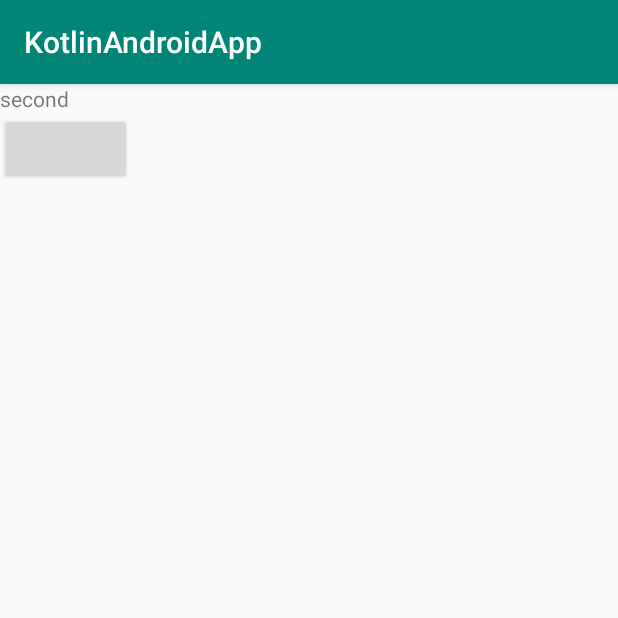
After one commit to sunkeding/KotlinAndroidProject, an Android app: the SecondActivity screen opened directly, with no data from a screen before it, on a phone screen of 412 x 824 dp, the top half of it. The commit adds this screen. Run offline under Robolectric (Android 15) with nearby library versions, the phone set to English and light mode, and no system bars.

Commit message:
提交最简单的页面跳转，java与kotlin方法，类互相引用调用

```diff
--- a/app/build.gradle
+++ b/app/build.gradle
@@ -27,6 +27,7 @@ dependencies {
     implementation"org.jetbrains.kotlin:kotlin-stdlib-jdk7:$kotlin_version"
     implementation 'com.android.support:appcompat-v7:28.0.0'
     implementation 'com.android.support.constraint:constraint-layout:1.1.3'
+    implementation 'com.android.support:recyclerview-v7:28.0.0'
     testImplementation 'junit:junit:4.12'
     androidTestImplementation 'com.android.support.test:runner:1.0.2'
     androidTestImplementation 'com.android.support.test.espresso:espresso-core:3.0.2'
--- a/app/src/main/AndroidManifest.xml
+++ b/app/src/main/AndroidManifest.xml
@@ -16,6 +16,7 @@
                 <category android:name="android.intent.category.LAUNCHER" />
             </intent-filter>
         </activity>
+        <activity android:name=".kotlin.SecondActivity"/>
     </application>
 
 </manifest>
--- /dev/null
+++ b/app/src/main/java/com/keding/kotlinandroidapp/kotlin/SecondActivity.kt
@@ -0,0 +1,27 @@
+package com.keding.kotlinandroidapp.kotlin
+
+import android.os.Bundle
+import android.support.v7.app.AppCompatActivity
+import com.keding.kotlinandroidapp.R
+import java.util.ArrayList
+
+/**
+ * @author: skd
+ * @date  2019-04-29
+ * @Desc  SecondActivity
+ */
+class SecondActivity : AppCompatActivity() {
+    override fun onCreate(savedInstanceState: Bundle?) {
+        super.onCreate(savedInstanceState)
+        setContentView(R.layout.activity_second)
+        println(String.format("size=%s",getStringList().size.toString()+""))
+    }
+
+    fun getStringList(): ArrayList<Student> {
+        val list = ArrayList<Student>()
+        for (i in 0..4) {
+            list.add(Student())
+        }
+        return list
+    }
+}
--- /dev/null
+++ b/app/src/main/java/com/keding/kotlinandroidapp/kotlin/Student.kt
@@ -0,0 +1,8 @@
+package com.keding.kotlinandroidapp.kotlin
+
+/**
+ * @author: skd
+ * @date  2019-04-29
+ * @Desc  Student
+ */
+class Student
--- a/app/src/main/res/layout/activity_main.xml
+++ b/app/src/main/res/layout/activity_main.xml
@@ -8,12 +8,13 @@
         tools:context=".MainActivity">
 
     <TextView
+            android:id="@+id/tv"
             android:layout_width="wrap_content"
             android:layout_height="wrap_content"
             android:text="Hello World!"
             app:layout_constraintBottom_toBottomOf="parent"
             app:layout_constraintLeft_toLeftOf="parent"
             app:layout_constraintRight_toRightOf="parent"
-        app:layout_constraintTop_toTopOf="parent" />
+            app:layout_constraintTop_toTopOf="parent"/>
 
 </android.support.constraint.ConstraintLayout>
--- /dev/null
+++ b/app/src/main/res/layout/activity_second.xml
@@ -0,0 +1,11 @@
+<?xml version="1.0" encoding="utf-8"?>
+<LinearLayout xmlns:android="http://schemas.android.com/apk/res/android"
+              android:layout_width="match_parent"
+              android:orientation="vertical"
+              android:layout_height="match_parent">
+    <TextView
+            android:layout_width="wrap_content"
+            android:layout_height="wrap_content"
+            android:text="second"/>
+    <Button android:layout_width="wrap_content" android:layout_height="wrap_content"/>
+</LinearLayout>
```
Also changed, not shown: app/src/main/java/com/keding/kotlinandroidapp/MainActivity.kt (+23 -1 lines), app/src/main/java/com/keding/kotlinandroidapp/java/CommonUtil.java (added, +25 -0 lines), app/src/main/java/com/keding/kotlinandroidapp/java/MyRecycleView.java (added, +36 -0 lines), 1 other file. Lines whose indentation alone changed are shown as unchanged.
